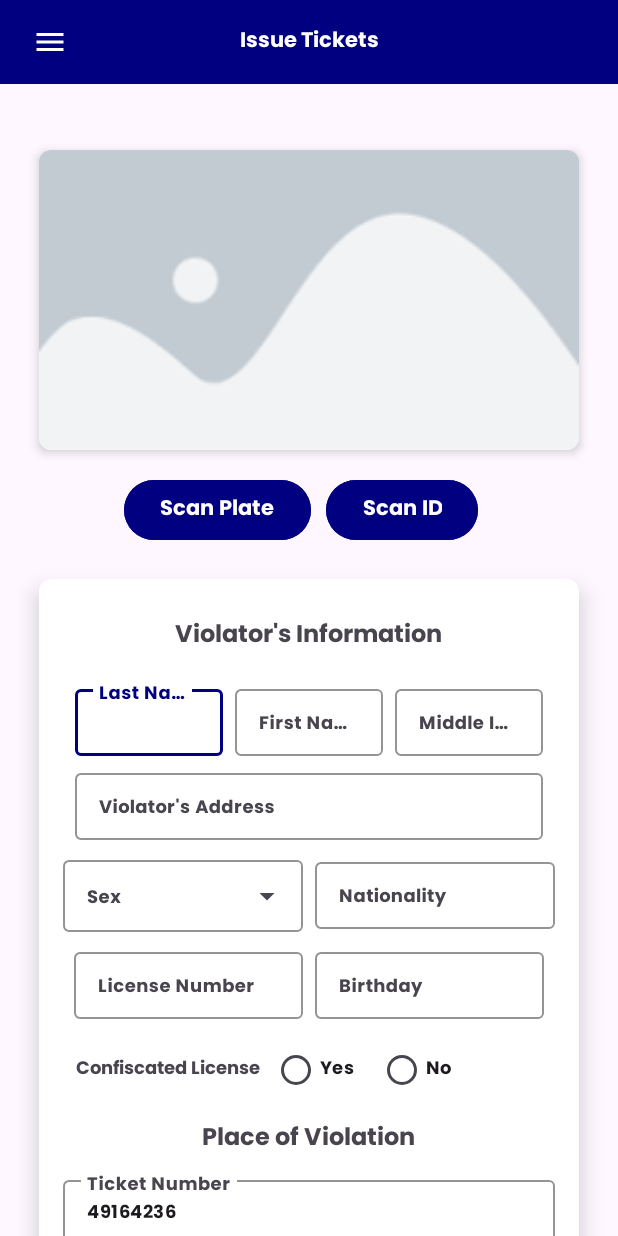
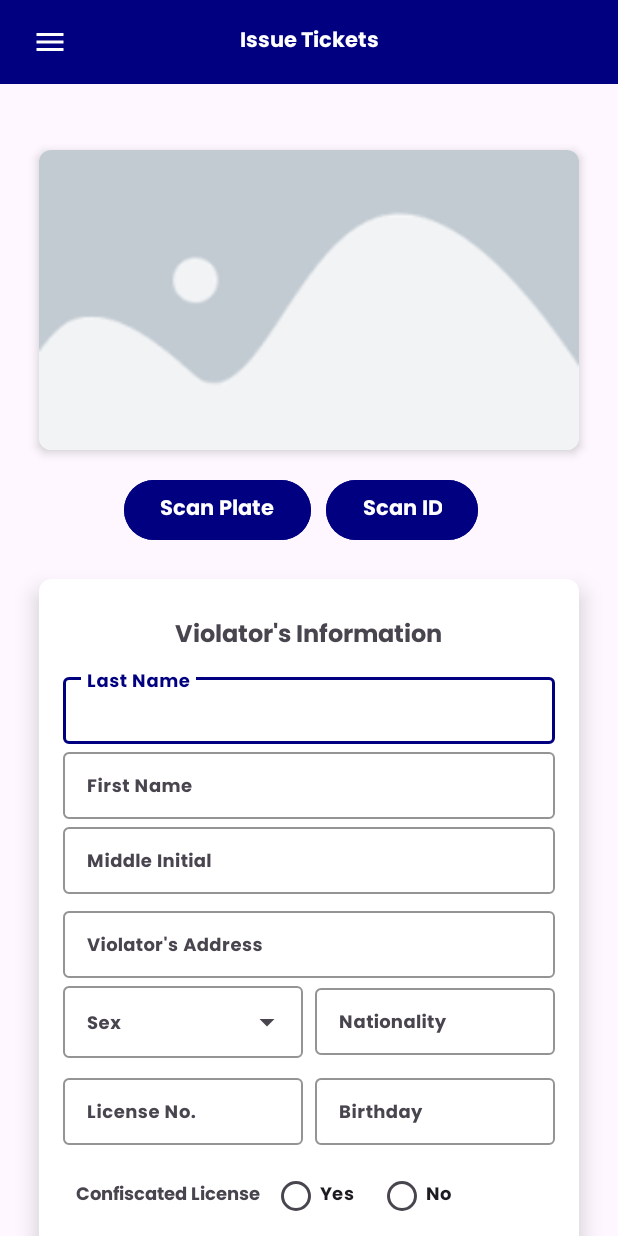
Before and after one commit to EirronD/LBTMO, an Android app built with Jetpack Compose: the IssuesTickets screen opened directly, with no data from a screen before it, after a tap on "Scan Plate", on a phone screen of 412 x 824 dp. Run offline under Robolectric (Android 15) with nearby library versions, the phone set to English and light mode, and no system bars; our stand-ins replace Firebase (no records; nobody signed in at launch, a user with empty details on screens opened directly); libraries missing offline, so code that uses them is left out: com.google.mlkit.vision, com.googlecode.tesseract; 7 statements that could not run were skipped; 2 other taps on this screen came first.

Commit message:
Mar222025

```diff
--- a/app/src/main/java/com/lbtmo/ticketingsystem/IssuesTickets.java
+++ b/app/src/main/java/com/lbtmo/ticketingsystem/IssuesTickets.java
@@ -16,8 +16,10 @@ import android.net.Uri;
 import android.os.Bundle;
 import android.os.Handler;
 import android.provider.MediaStore;
+import android.text.TextUtils;
 import android.util.Base64;
 import android.util.Log;
+import android.view.Gravity;
 import android.view.View;
 import android.widget.AdapterView;
 import android.widget.ArrayAdapter;
@@ -39,11 +41,13 @@ import androidx.appcompat.app.AppCompatActivity;
 import androidx.core.app.ActivityCompat;
 import androidx.core.content.ContextCompat;
 import androidx.core.content.FileProvider;
+import androidx.core.content.res.ResourcesCompat;
 import androidx.drawerlayout.widget.DrawerLayout;
 import androidx.recyclerview.widget.LinearLayoutManager;
 import androidx.recyclerview.widget.RecyclerView;
 
 import com.airbnb.lottie.LottieAnimationView;
+import com.bumptech.glide.Glide;
 import com.google.android.material.navigation.NavigationView;
 import com.google.firebase.database.DataSnapshot;
 import com.google.firebase.database.DatabaseError;
@@ -78,11 +82,13 @@ import java.util.ArrayList;
 import java.util.Arrays;
 import java.util.Calendar;
 import java.util.HashMap;
+import java.util.HashSet;
 import java.util.List;
 import java.util.Map;
 
 import java.io.ByteArrayOutputStream;
 import java.util.Random;
+import java.util.Set;
 import java.util.concurrent.Executors;
 import java.util.regex.Matcher;
 import java.util.regex.Pattern;
@@ -98,7 +104,7 @@ public class IssuesTickets extends AppCompatActivity {
 
     private ImageView ticketIv;
     private Button captureCameraBtn, deleteCameraBtn, choosegallery;
-    private EditText dateEt,plateNumberEt, ticketIdEt, descriptionEt, nationality, lastnameEt, firstnameEt, miEt, licenseEt, addressEt;
+    private EditText dateEt,plateNumberEt, ticketIdEt, descriptionEt, nationality, lastnameEt, firstnameEt, miEt, licenseEt, addressEt, namebadgeorg;
 
     private AutoCompleteTextView barangaySpinner, streetSpinner,genderEt;
     private DrawerLayout drawerLayout;
@@ -149,6 +155,7 @@ public class IssuesTickets extends AppCompatActivity {
         progressBar = findViewById(R.id.loadingIndicator);
         mainLayout = findViewById(R.id.main);
         choosegallery = findViewById(R.id.ChooseFromGallery);
+        namebadgeorg = findViewById(R.id.namebadgeorg);
 
         // Initialize Lottie animation view
         noInternetAnimation = findViewById(R.id.noInternetAnimation);
@@ -200,7 +207,9 @@ public class IssuesTickets extends AppCompatActivity {
         }
 
         // Load violations into RecyclerView (use fetchViolation as defined in your code)
-        fetchViolation();
+        //fetchViolation();
+        fetchUserData(userKey);
+        setupDummyViolationSpinner();
 
         setUpGenderAutoComplete();
 
@@ -432,6 +441,113 @@ public class IssuesTickets extends AppCompatActivity {
             }
         }
     }
+    private void fetchUserData(String userKey) {
+        DatabaseReference userDatabase = FirebaseDatabase.getInstance().getReference("tbl_users").child(userKey);
+
+        userDatabase.addListenerForSingleValueEvent(new ValueEventListener() {
+            @Override
+            public void onDataChange(@NonNull DataSnapshot snapshot) {
+                if (snapshot.exists()) {
+                    String apprehend = snapshot.child("APPREHEND").getValue(String.class);
+                    namebadgeorg.setText(apprehend);
+                } else {
+                    Toast.makeText(IssuesTickets.this, "User not found", Toast.LENGTH_SHORT).show();
+                }
+            }
+
+            @Override
+            public void onCancelled(@NonNull DatabaseError error) {
+                progressBar.setVisibility(View.GONE);
+                Log.e("Ticketer_Profile", "Error fetching user data: " + error.getMessage());
+                Toast.makeText(IssuesTickets.this, "Error loading user data.", Toast.LENGTH_SHORT).show();
+            }
+        });
+    }
+    private void setupDummyViolationSpinner() {
+        AutoCompleteTextView selectViolation = findViewById(R.id.SelectViolation);
+        LinearLayout violationContainer = findViewById(R.id.violationContainer);
+
+        // Initialize Firebase reference
+        DatabaseReference offenseRef = FirebaseDatabase.getInstance().getReference("tbl_offense");
+
+        // List to store fetched violations
+        List<TicketViolation> violationList = new ArrayList<>();
+
+        // Fetch violations from Firebase
+        offenseRef.addListenerForSingleValueEvent(new ValueEventListener() {
+            @Override
+            public void onDataChange(@NonNull DataSnapshot snapshot) {
+                violationList.clear();
+                for (DataSnapshot offenseSnapshot : snapshot.getChildren()) {
+                    String code = offenseSnapshot.child("CODE").getValue(String.class);
+                    String title = offenseSnapshot.child("OFFENSE").getValue(String.class);
+
+                    if (code != null && title != null) {
+                        violationList.add(new TicketViolation(code, title));
+                    }
+                }
+
+                // Set up the custom adapter
+                TicketViolationAdapter adapter = new TicketViolationAdapter(IssuesTickets.this, violationList);
+                selectViolation.setAdapter(adapter);
+            }
+
+            @Override
+            public void onCancelled(@NonNull DatabaseError error) {
+                Log.e("setupViolationSpinner", "Error fetching violations", error.toException());
+            }
+        });
+
+        // Handle item selection from the dropdown
+        selectViolation.setOnItemClickListener((parent, view, position, id) -> {
+            TicketViolation selectedViolation = violationList.get(position);
+
+            // Create a new layout for the violation item (TextView + Delete Button)
+            LinearLayout itemLayout = new LinearLayout(this);
+            itemLayout.setOrientation(LinearLayout.HORIZONTAL);
+            itemLayout.setPadding(8, 8, 8, 8);
+            itemLayout.setLayoutParams(new LinearLayout.LayoutParams(
+                    LinearLayout.LayoutParams.MATCH_PARENT,
+                    LinearLayout.LayoutParams.WRAP_CONTENT
+            ));
+
+            // Create TextView for the violation
+            TextView textView = new TextView(this);
+            textView.setText(selectedViolation.getCode() + " " + selectedViolation.getTitle());
+            textView.setTextSize(14);
+            textView.setPadding(8, 8, 8, 8);
+            textView.setTypeface(ResourcesCompat.getFont(this, R.font.poppinsbold));
+            textView.setLayoutParams(new LinearLayout.LayoutParams(
+                    0,  // Make text take up available space
+                    LinearLayout.LayoutParams.WRAP_CONTENT,
+                    1    // Give weight to push delete button to the right
+            ));
+
+            // Create Delete Button (ImageView)
+            ImageView deleteButton = new ImageView(this);
+            deleteButton.setImageResource(R.drawable.baseline_delete_24);
+            deleteButton.setContentDescription("Delete Violation");
+            deleteButton.setPadding(16, 8, 8, 8);
+
+            // Align delete button to the right
+            LinearLayout.LayoutParams deleteParams = new LinearLayout.LayoutParams(
+                    LinearLayout.LayoutParams.WRAP_CONTENT,
+                    LinearLayout.LayoutParams.WRAP_CONTENT
+            );
+            deleteParams.gravity = Gravity.END;
+            deleteButton.setLayoutParams(deleteParams);
+
+            // Handle delete action
+            deleteButton.setOnClickListener(v -> violationContainer.removeView(itemLayout));
+
+            // Add views to item layout
+            itemLayout.addView(textView);
+            itemLayout.addView(deleteButton);
+
+            // Add the item layout to the violation container
+            violationContainer.addView(itemLayout);
+        });
+    }
 
     private void BuksanCamera() {
         File photoFile = new File(getExternalFilesDir(null), "captured_image.jpg");
@@ -502,7 +618,7 @@ public class IssuesTickets extends AppCompatActivity {
                     radioGroup.check(R.id.radioNo);
                 }
 
-                fetchViolation();
+                //fetchViolation();
             } else if (requestCode == STORAGE_REQUEST && resultCode == RESULT_OK) {
                 sendImageToServer();
             }
@@ -652,7 +768,7 @@ public class IssuesTickets extends AppCompatActivity {
                 text.matches("^[A-Z]\\s?\\d{3}\\s?[A-Z]{2}$");
     }
 
-    private void fetchViolation() {
+    /*private void fetchViolation() {
         recyclerView = findViewById(R.id.ViolationRecyclerView);
         recyclerView.setLayoutManager(new LinearLayoutManager(this));
         violationList = new ArrayList<>();
@@ -693,7 +809,7 @@ public class IssuesTickets extends AppCompatActivity {
                 Log.e("fetchViolation", "Error fetching data", error.toException());
             }
         });
-    }
+    }*/
 
     private void showDatePicker() {
         // Get current date
@@ -981,7 +1097,7 @@ public class IssuesTickets extends AppCompatActivity {
 
         // Validate name badge organization
         if (!isValidNameBadgeOrg(namebadgeorg)) {
-            return "Name badge organization should not contain numbers or special characters";
+            return "Name badge organization should not contain special characters";
         }
 
         // Validate nationality
--- a/app/src/main/res/layout/activity_issue_tickets.xml
+++ b/app/src/main/res/layout/activity_issue_tickets.xml
@@ -135,9 +135,8 @@
                         <GridLayout
                             android:layout_width="match_parent"
                             android:layout_height="wrap_content"
-                            android:columnCount="3"
+                            android:columnCount="4"
                             android:alignmentMode="alignMargins"
-                            android:padding="8dp"
                             android:layout_gravity="center">
 
                             <!-- Last Name Field -->
@@ -149,7 +148,8 @@
                                 app:boxStrokeColor="@color/navy_blue"
                                 app:counterTextColor="@color/navy_blue"
                                 app:helperTextTextColor="@color/navy_blue"
-                                app:hintTextColor="@color/navy_blue">
+                                app:hintTextColor="@color/navy_blue"
+                                android:layout_columnSpan="4">
 
                                 <com.google.android.material.textfield.TextInputEditText
                                     android:id="@+id/lastnameEt"
@@ -167,12 +167,12 @@
                                 android:layout_width="0dp"
                                 android:layout_height="wrap_content"
                                 android:layout_columnWeight="1"
-                                android:layout_marginStart="8dp"
                                 app:boxBackgroundMode="outline"
                                 app:boxStrokeColor="@color/navy_blue"
                                 app:counterTextColor="@color/navy_blue"
                                 app:helperTextTextColor="@color/navy_blue"
-                                app:hintTextColor="@color/navy_blue">
+                                app:hintTextColor="@color/navy_blue"
+                                android:layout_columnSpan="4">
 
                                 <com.google.android.material.textfield.TextInputEditText
                                     android:id="@+id/firstnameEt"
@@ -190,12 +190,12 @@
                                 android:layout_width="0dp"
                                 android:layout_height="wrap_content"
                                 android:layout_columnWeight="1"
-                                android:layout_marginStart="8dp"
                                 app:boxBackgroundMode="outline"
                                 app:boxStrokeColor="@color/navy_blue"
                                 app:counterTextColor="@color/navy_blue"
                                 app:helperTextTextColor="@color/navy_blue"
-                                app:hintTextColor="@color/navy_blue">
+                                app:hintTextColor="@color/navy_blue"
+                                android:layout_columnSpan="4">
 
                                 <com.google.android.material.textfield.TextInputEditText
                                     android:id="@+id/miEt"
@@ -259,7 +259,7 @@
                                     android:padding="12dp"
                                     android:singleLine="true"
                                     android:textSize="12sp"
-                                    android:inputType="none"/>
+                                    android:inputType="none" />
 
                             </com.google.android.material.textfield.TextInputLayout>
                             <com.google.android.material.textfield.TextInputLayout
@@ -292,8 +292,7 @@
                         <GridLayout
                             android:layout_width="match_parent"
                             android:layout_height="wrap_content"
-                            android:columnCount="2"
-                            android:alignmentMode="alignMargins">
+                            android:columnCount="2">
 
                             <!-- License Number Field -->
                             <com.google.android.material.textfield.TextInputLayout
@@ -310,12 +309,11 @@
                                     android:id="@+id/licenseEt"
                                     android:layout_width="match_parent"
                                     android:layout_height="wrap_content"
-                                    android:hint="License Number"
+                                    android:hint="License No."
                                     android:padding="12dp"
                                     android:textSize="12sp"
                                     android:singleLine="true"
-                                    android:fontFamily="@font/poppinsbold"
-                                    android:layout_marginStart="7dp"/>
+                                    android:fontFamily="@font/poppinsbold" />
                             </com.google.android.material.textfield.TextInputLayout>
 
                             <!-- Select Date Field -->
@@ -339,7 +337,6 @@
                                     android:textSize="12sp"
                                     android:singleLine="true"
                                     android:fontFamily="@font/poppinsbold"
-                                    android:layout_marginEnd="7dp"
                                     android:focusable="false"
                                     android:clickable="false"
                                     android:cursorVisible="false"/>
@@ -418,8 +415,7 @@
                         <GridLayout
                             android:layout_width="match_parent"
                             android:layout_height="wrap_content"
-                            android:columnCount="2"
-                            android:alignmentMode="alignMargins">
+                            android:columnCount="2">
 
                             <com.google.android.material.textfield.TextInputLayout
                                 android:layout_width="0dp"
@@ -437,7 +433,7 @@
                                     android:layout_width="match_parent"
                                     android:layout_height="wrap_content"
                                     android:layout_columnWeight="1"
-                                    android:hint="Vehicle Type"
+                                    android:hint="Vehicle"
                                     android:padding="12dp"
                                     android:layout_marginBottom="8dp"
                                     android:textSize="12sp"
@@ -462,7 +458,7 @@
                                     android:layout_width="match_parent"
                                     android:layout_height="wrap_content"
                                     android:layout_columnWeight="1"
-                                    android:hint="Plate Number"
+                                    android:hint="Plate No."
                                     android:padding="12dp"
                                     android:layout_marginBottom="8dp"
                                     android:textSize="12sp"
@@ -519,8 +515,8 @@
                                 app:counterTextColor="@color/navy_blue"
                                 app:helperTextTextColor="@color/navy_blue"
                                 app:hintTextColor="@color/navy_blue"
-                                android:layout_marginEnd="8dp"
-                                style="@style/Widget.Material3.TextInputLayout.OutlinedBox.ExposedDropdownMenu">
+                                style="@style/Widget.Material3.TextInputLayout.OutlinedBox.ExposedDropdownMenu"
+                                android:layout_columnSpan="2">
 
                                 <AutoCompleteTextView
                                     android:id="@+id/barangaySpinner"
@@ -556,6 +552,42 @@
                                     android:gravity="start|center_vertical"/>
                             </com.google.android.material.textfield.TextInputLayout>
                         </GridLayout>
+                        <GridLayout
+                            android:layout_width="match_parent"
+                            android:layout_height="wrap_content"
+                            android:columnCount="1"
+                            android:alignmentMode="alignMargins">
+                            <!-- Barangay Input Layout -->
+                            <com.google.android.material.textfield.TextInputLayout
+                                android:layout_width="0dp"
+                                android:layout_height="wrap_content"
+                                android:layout_columnWeight="1"
+                                app:boxBackgroundMode="outline"
+                                app:boxStrokeColor="@color/navy_blue"
+                                app:counterTextColor="@color/navy_blue"
+                                app:helperTextTextColor="@color/navy_blue"
+                                app:hintTextColor="@color/navy_blue"
+                                style="@style/Widget.Material3.TextInputLayout.OutlinedBox.ExposedDropdownMenu">
+
+                                <AutoCompleteTextView
+                                    android:id="@+id/SelectViolation"
+                                    android:layout_width="match_parent"
+                                    android:layout_height="wrap_content"
+                                    android:hint="Select Violation"
+                                    android:padding="12dp"
+                                    android:textSize="11sp"
+                                    android:fontFamily="@font/poppinsbold"
+                                    android:inputType="none"/>
+                            </com.google.android.material.textfield.TextInputLayout>
+                            <LinearLayout
+                                android:id="@+id/violationContainer"
+                                android:layout_width="match_parent"
+                                android:layout_height="wrap_content"
+                                android:orientation="vertical"
+                                android:layout_marginTop="16dp"
+                                android:layout_columnWeight="1"/>
+                        </GridLayout>
+
                         <com.google.android.material.textfield.TextInputLayout
                             android:layout_width="match_parent"
                             android:layout_height="match_parent"
@@ -572,31 +604,14 @@
                                 android:layout_width="match_parent"
                                 android:layout_height="wrap_content"
                                 android:layout_columnWeight="1"
+                                android:layout_marginBottom="8dp"
+                                android:fontFamily="@font/poppinsbold"
                                 android:hint="Notes"
                                 android:padding="12dp"
-                                android:layout_marginBottom="8dp"
-                                android:textSize="12sp"
                                 android:singleLine="true"
-                                android:fontFamily="@font/poppinsbold"/>
+                                android:textSize="12sp" />
 
                         </com.google.android.material.textfield.TextInputLayout>
-
-                        <TextView
-                            android:layout_width="wrap_content"
-                            android:layout_height="wrap_content"
-                            android:padding="8dp"
-                            android:text="ViolationList"
-                            android:textAlignment="center"
-                            android:textSize="16sp"
-                            android:fontFamily="@font/poppinsbold"
-                            android:layout_marginTop="8dp"/>
-                        <androidx.recyclerview.widget.RecyclerView
-                            android:id="@+id/ViolationRecyclerView"
-                            android:layout_width="wrap_content"
-                            android:layout_height="wrap_content"
-                            android:layout_gravity="left">
-
-                        </androidx.recyclerview.widget.RecyclerView>
                         <!-- License Number Field -->
                         <com.google.android.material.textfield.TextInputLayout
                             android:layout_width="match_parent"
@@ -612,12 +627,11 @@
                                 android:id="@+id/namebadgeorg"
                                 android:layout_width="match_parent"
                                 android:layout_height="wrap_content"
-                                android:hint="Apprehending Officer Name Badge No. Organization"
+                                android:hint="Apprehending Officer Badge No."
                                 android:padding="12dp"
                                 android:textSize="12sp"
                                 android:singleLine="true"
-                                android:fontFamily="@font/poppinsbold"
-                                android:layout_marginStart="7dp"/>
+                                android:fontFamily="@font/poppinsbold" />
                         </com.google.android.material.textfield.TextInputLayout>
                     </LinearLayout>
                 </androidx.cardview.widget.CardView>
--- a/app/src/main/res/values/strings.xml
+++ b/app/src/main/res/values/strings.xml
@@ -2,4 +2,5 @@
     <string name="app_name">LBTMO Ticketing System</string>
     <string name="title_activity_issue_ticket">IssueTicket</string>
     <string name="title_activity_issue_tickets">IssueTickets</string>
+    <string name="title_activity_testing">TestingActivity</string>
 </resources>
```
Also changed, not shown: app/src/main/AndroidManifest.xml (+7 -2 lines), app/src/main/java/com/lbtmo/ticketingsystem/ui/theme/Color.kt (added, +11 -0 lines), app/src/main/java/com/lbtmo/ticketingsystem/ui/theme/Theme.kt (added, +57 -0 lines), app/src/main/java/com/lbtmo/ticketingsystem/ui/theme/Type.kt (added, +34 -0 lines), app/src/main/res/layout/activity_ticket_viewing.xml (+13 -17 lines), app/src/main/res/layout/activity_ticketer_profile.xml (+5 -5 lines), app/src/main/res/layout/activity_user_profile.xml (+8 -8 lines), app/src/main/res/layout/add_email_userprofile.xml (+4 -4 lines).
